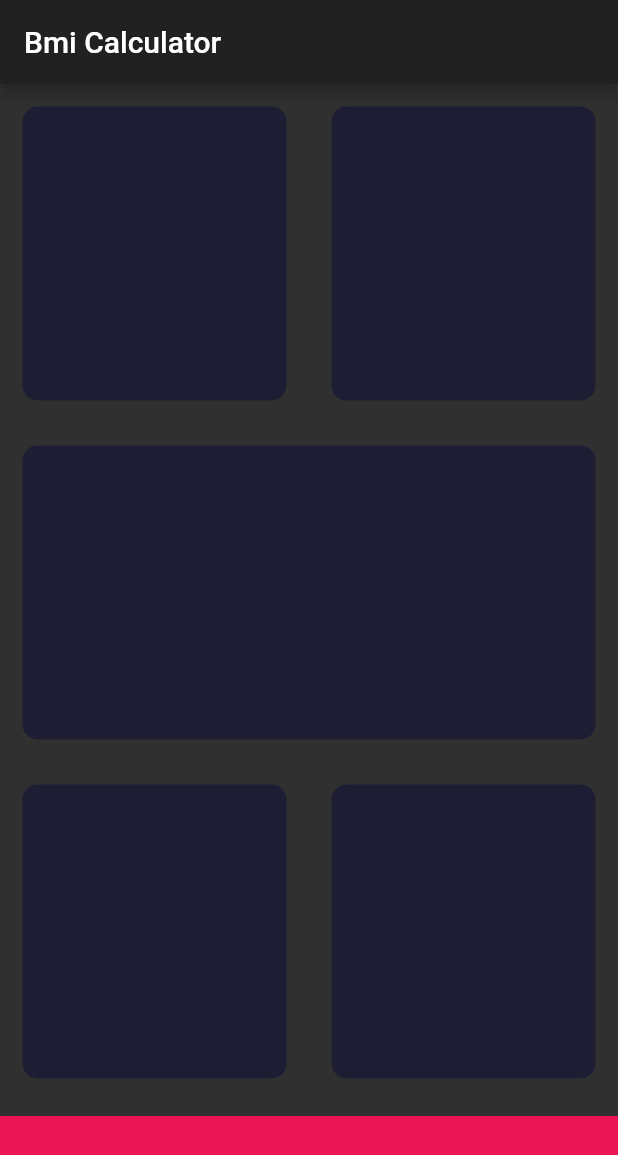
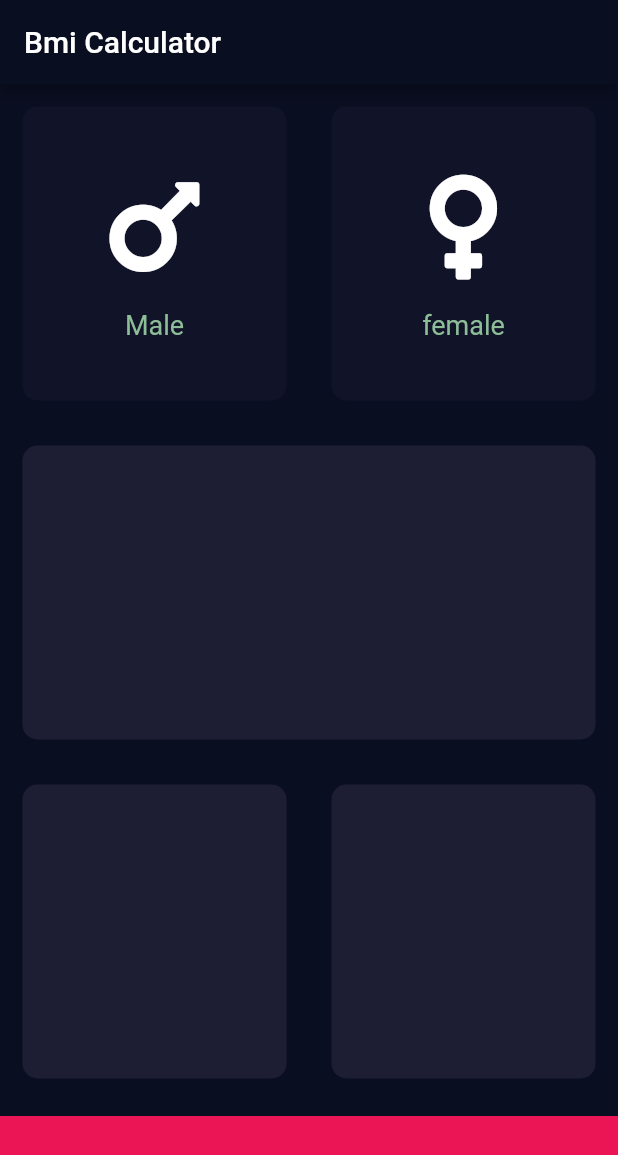
Before and after one commit to sercangl/BMI_Calculator, a Flutter app: the screen it shows after launch, on a phone screen of 412 x 824 dp. Shown: the top 1155 px of the screen. Run offline on Flutter 3.47's test engine with Material 2 defaults, Android fonts, the phone set to English and light mode, and no system bars; our stand-ins replace font_awesome_flutter.

Commit message:
Gender icons added and they can change the color t

```diff
--- a/bmi_calculator/lib/input-page.dart
+++ b/bmi_calculator/lib/input-page.dart
@@ -1,7 +1,11 @@
 import 'package:flutter/material.dart';
+import 'package:font_awesome_flutter/font_awesome_flutter.dart';
+import 'reusable-Icon.dart';
+import 'reusable-Card.dart';
 
 const bottomContainerHeight = 80.0;
 const activeCardColour = Color(0xFF1D1E33);
+const inactiveCardColour = Color(0xFF111328);
 const bottomContainerColour = Color(0xFFEB1555);
 
 class InputPage extends StatefulWidget {
@@ -12,6 +16,26 @@ class InputPage extends StatefulWidget {
 }
 
 class _InputPageState extends State<InputPage> {
+  Color maleCardColour = inactiveCardColour;
+  Color femaleCardColour = inactiveCardColour;
+
+  void updateColor(int gender) {
+    if (gender == 1) {
+      if (maleCardColour == inactiveCardColour) {
+        maleCardColour = activeCardColour;
+      } else {
+        maleCardColour = inactiveCardColour;
+      }
+    }
+    if (gender == 2) {
+      if (femaleCardColour == inactiveCardColour) {
+        femaleCardColour = activeCardColour;
+      } else {
+        femaleCardColour = inactiveCardColour;
+      }
+    }
+  }
+
   @override
   Widget build(BuildContext context) {
     return Scaffold(
@@ -22,13 +46,33 @@ class _InputPageState extends State<InputPage> {
                 child: Row(
               children: <Widget>[
                 Expanded(
-                  child: ReusableWidget(
-                    colour: activeCardColour,
+                  child: GestureDetector(
+                    onTap: () {
+                      setState(() {
+                        updateColor(1);
+                      });
+                    },
+                    child: ReusableWidget(
+                      colour: maleCardColour,
+                      cardChild: ReusableIconWidget(
+                        cardIcon: FontAwesomeIcons.mars,
+                        cardText: 'Male',
+                      ),
+                    ),
                   ),
                 ),
                 Expanded(
-                    child: ReusableWidget(
-                  colour: activeCardColour,
+                    child: GestureDetector(
+                  onTap: () {
+                    setState(() {
+                      updateColor(2);
+                    });
+                  },
+                  child: ReusableWidget(
+                    colour: femaleCardColour,
+                    cardChild: ReusableIconWidget(
+                        cardIcon: FontAwesomeIcons.venus, cardText: 'female'),
+                  ),
                 ))
               ],
             )),
@@ -60,27 +104,3 @@ class _InputPageState extends State<InputPage> {
         ));
   }
 }
-
-class ReusableWidget extends StatelessWidget {
-  ReusableWidget({@required this.colour});
-  Color colour;
-
-  @override
-  Widget build(BuildContext context) {
-    return Container(
-      margin: EdgeInsets.all(15.0),
-      decoration: BoxDecoration(
-        color: colour,
-        borderRadius: BorderRadius.circular(10.0),
-      ),
-    );
-  }
-}
-/* Container(
-                    margin: EdgeInsets.all(15.0),
-                    decoration: BoxDecoration(
-                      color: Color(0xFF1D1E33),
-                      borderRadius: BorderRadius.circular(10.0),
-                    ),
-
-                  ), */
--- a/bmi_calculator/lib/main.dart
+++ b/bmi_calculator/lib/main.dart
@@ -1,7 +1,5 @@
 import 'package:flutter/material.dart';
 import 'input-page.dart';
-
-
 
 void main() => runApp(MyApp());
 
@@ -11,9 +9,11 @@ class MyApp extends StatelessWidget {
   @override
   Widget build(BuildContext context) {
     return MaterialApp(
-
       home: InputPage(),
-      theme: ThemeData.dark(),
+      theme: ThemeData.dark().copyWith(
+        primaryColor: Color(0xFF0A0E21),
+        scaffoldBackgroundColor: Color(0xFF0A0E21),
+      ),
       /* theme: ThemeData(
           primaryColor: Colors.yellow,
           scaffoldBackgroundColor: Colors.red,
--- /dev/null
+++ b/bmi_calculator/lib/reusable-Card.dart
@@ -0,0 +1,19 @@
+import 'package:flutter/material.dart';
+
+class ReusableWidget extends StatelessWidget {
+  ReusableWidget({@required this.colour, this.cardChild});
+  final Color colour;
+  final Widget cardChild;
+
+  @override
+  Widget build(BuildContext context) {
+    return Container(
+      child: cardChild,
+      margin: EdgeInsets.all(15.0),
+      decoration: BoxDecoration(
+        color: colour,
+        borderRadius: BorderRadius.circular(10.0),
+      ),
+    );
+  }
+}
--- /dev/null
+++ b/bmi_calculator/lib/reusable-Icon.dart
@@ -0,0 +1,20 @@
+import 'package:flutter/material.dart';
+
+const labelTextStyle= TextStyle(fontSize: 18.0, color: Color(0xFF8DbE98));
+
+class ReusableIconWidget extends StatelessWidget {
+  ReusableIconWidget({@required this.cardIcon, this.cardText});
+  final IconData cardIcon;
+  final String cardText;
+  @override
+  Widget build(BuildContext context) {
+    return Column(
+        mainAxisAlignment: MainAxisAlignment.center,
+        children: <Widget>[
+          Icon(cardIcon, size: 80.0),
+          SizedBox(height: 15.0),
+          Text(cardText,
+              style: labelTextStyle),
+        ]);
+  }
+}
--- a/bmi_calculator/pubspec.yaml
+++ b/bmi_calculator/pubspec.yaml
@@ -23,6 +23,7 @@ dependencies:
   # The following adds the Cupertino Icons font to your application.
   # Use with the CupertinoIcons class for iOS style icons.
   cupertino_icons: ^0.1.2
+  font_awesome_flutter: ^8.5.0
 
 dev_dependencies:
   flutter_test:
```
Also changed, not shown: bmi_calculator/pubspec.lock.
